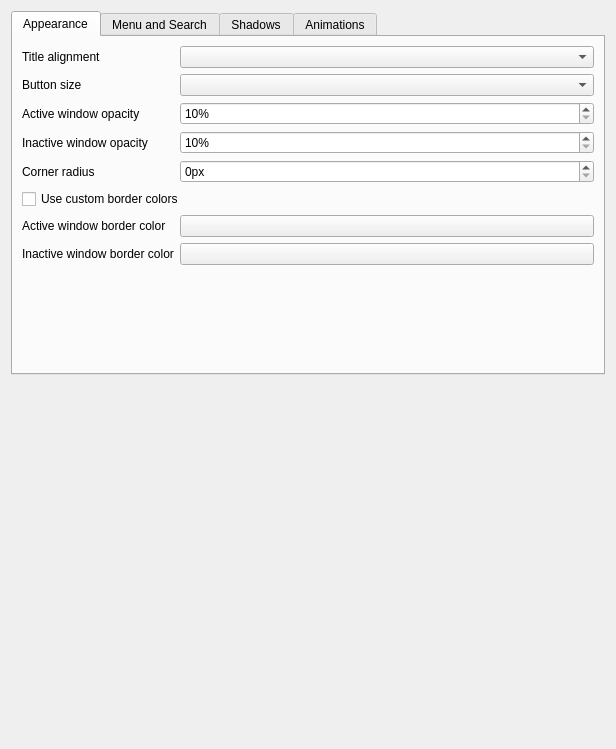
This is src/kcm/config.ui in guiodic/material-decoration as Qt 5 draws it before an edit. The edited form follows.
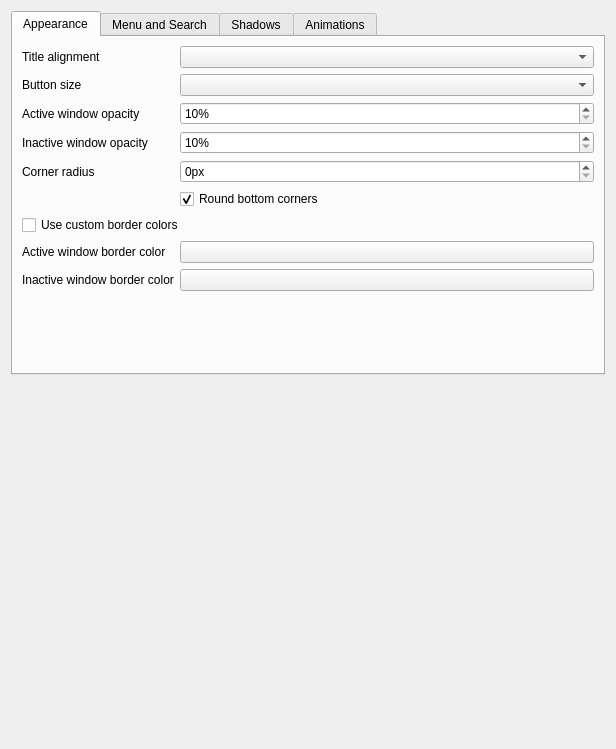
This is the edited form. Custom widgets are drawn as their Qt base class.

Commit message: Use new APIs for rounded corners / prepare for configurable option

Diff of the .ui file:
```diff
--- a/src/kcm/config.ui
+++ b/src/kcm/config.ui
@@ -104,41 +104,51 @@
          </property>
         </widget>
        </item>
-       <item row="5" column="0" colspan="2">
+       <item row="6" column="0" colspan="2">
         <widget class="QCheckBox" name="kcfg_UseCustomBorderColors">
          <property name="text">
           <string>Use custom border colors</string>
          </property>
         </widget>
        </item>
-       <item row="6" column="0">
+       <item row="7" column="0">
         <widget class="QLabel" name="label_11">
          <property name="text">
           <string>Active window border color</string>
          </property>
         </widget>
        </item>
-       <item row="6" column="1">
+       <item row="7" column="1">
         <widget class="KColorButton" name="kcfg_ActiveBorderColor">
          <property name="alphaChannelEnabled">
           <bool>false</bool>
          </property>
         </widget>
        </item>
-       <item row="7" column="0">
+       <item row="8" column="0">
         <widget class="QLabel" name="label_12">
          <property name="text">
           <string>Inactive window border color</string>
          </property>
         </widget>
        </item>
-       <item row="7" column="1">
+       <item row="8" column="1">
         <widget class="KColorButton" name="kcfg_InactiveBorderColor">
          <property name="alphaChannelEnabled">
           <bool>false</bool>
          </property>
         </widget>
        </item>
+       <item row="5" column="1">
+        <widget class="QCheckBox" name="kcfg_BottomCorners">
+         <property name="text">
+          <string>Round bottom corners</string>
+         </property>
+         <property name="checked">
+          <bool>true</bool>
+         </property>
+        </widget>
+       </item>
       </layout>
      </widget>
      <widget class="QWidget" name="menuSearchTab">
```
Left out of the diff: 2 changed lines with no effect on the pictures.
